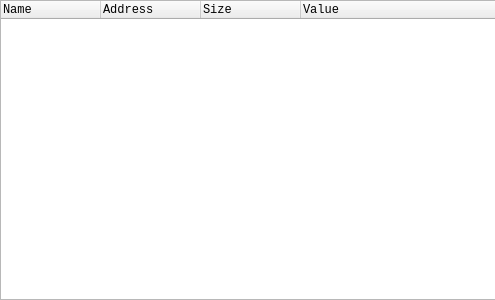
Above: src/gui/Src/Gui/StructWidget.ui from x64dbg/x64dbg before the change; both pictures show x 0 to 495 and y 0 to 300 of the 826 by 300 pixel window. Below: the same form after it.
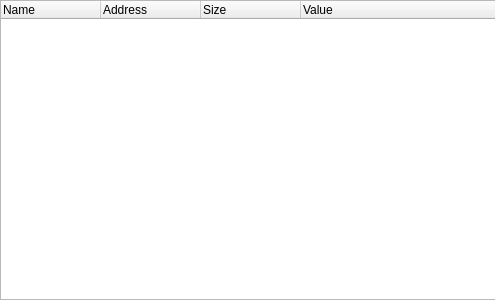
That is the form after the change. Icons and pictures are not drawn.

```diff
--- a/src/gui/Src/Gui/StructWidget.ui
+++ b/src/gui/Src/Gui/StructWidget.ui
@@ -31,10 +31,8 @@
    </property>
    <item>
     <widget class="QTreeWidget" name="treeWidget">
-     <property name="font">
-      <font>
-       <family>Lucida Console</family>
-      </font>
+     <property name="contextMenuPolicy">
+      <enum>Qt::CustomContextMenu</enum>
      </property>
      <property name="alternatingRowColors">
       <bool>true</bool>
```
Left out of the diff: 11 changed lines with no effect on the pictures.
